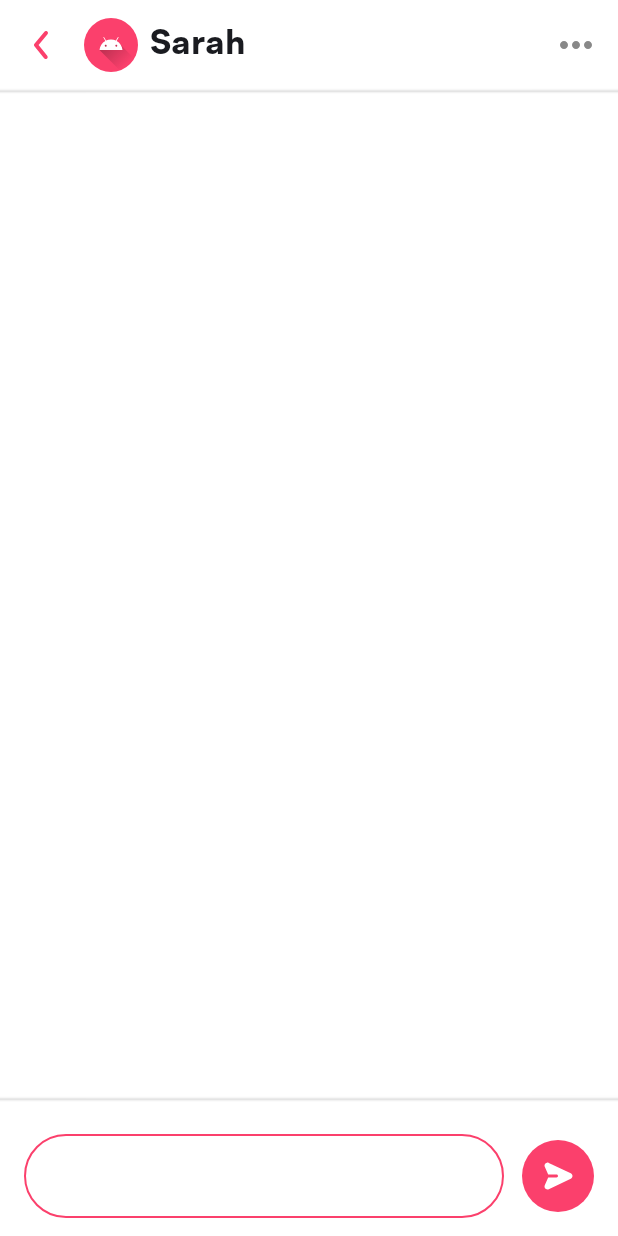
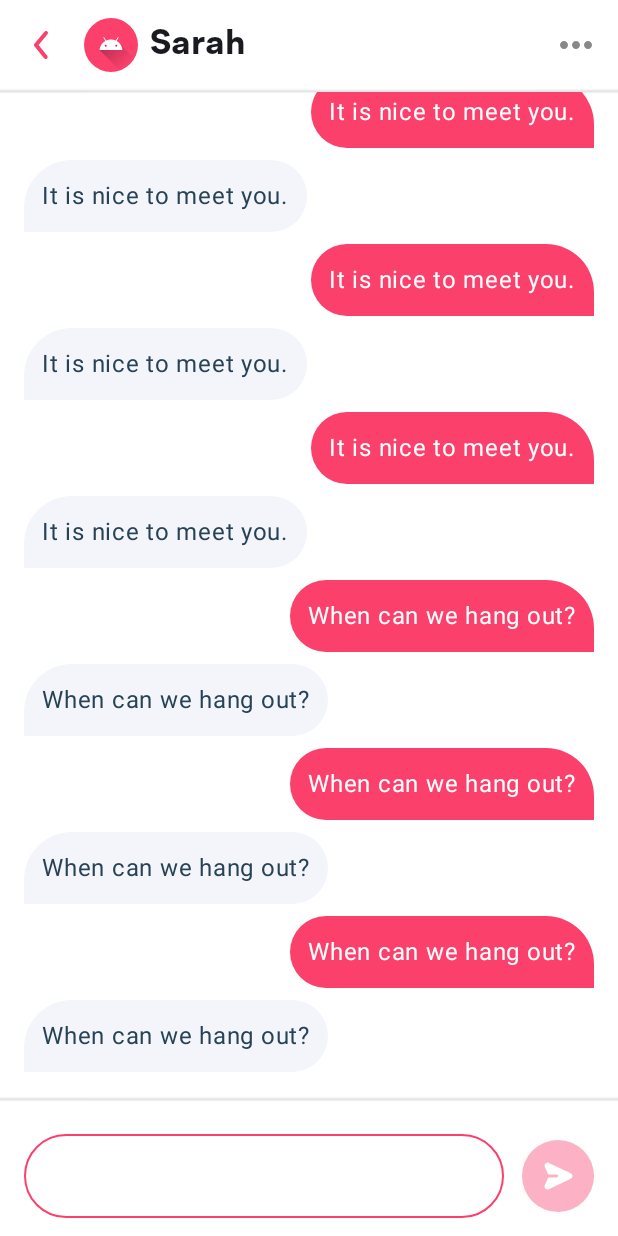
Before and after one commit to mashaallriaz/muzz-android-challenge, an Android app built with Jetpack Compose: the screen it shows after launch (MainActivity), on a phone screen of 412 x 824 dp. Run offline under Robolectric (Android 15) with nearby library versions, the phone set to English and light mode, and no system bars; our stand-ins replace Dagger/Hilt's generated code.

Commit message:
Set up Hilt and implement basic chat functionality

```diff
--- a/app/build.gradle.kts
+++ b/app/build.gradle.kts
@@ -2,6 +2,8 @@ plugins {
     alias(libs.plugins.android.application)
     alias(libs.plugins.kotlin.android)
     alias(libs.plugins.kotlin.compose)
+    alias(libs.plugins.kotlin.android.ksp)
+    alias(libs.plugins.hilt.android)
 }
 
 android {
@@ -44,17 +46,28 @@ android {
 dependencies {
     implementation(libs.androidx.core.ktx)
     implementation(libs.androidx.lifecycle.runtime.ktx)
+
     implementation(libs.androidx.activity.compose)
     implementation(platform(libs.androidx.compose.bom))
     implementation(libs.androidx.compose.ui)
     implementation(libs.androidx.compose.ui.graphics)
     implementation(libs.androidx.compose.ui.tooling.preview)
     implementation(libs.androidx.compose.material3)
+
+    ksp(libs.hilt.compiler)
+    implementation(libs.hilt.android)
+    implementation(libs.hilt.navigation.compose)
+
+    implementation(libs.room.runtime)
+    implementation(libs.room.ktx)
+    ksp(libs.room.compiler)
+
     testImplementation(libs.junit)
     androidTestImplementation(libs.androidx.junit)
     androidTestImplementation(libs.androidx.espresso.core)
     androidTestImplementation(platform(libs.androidx.compose.bom))
     androidTestImplementation(libs.androidx.compose.ui.test.junit4)
+
     debugImplementation(libs.androidx.compose.ui.tooling)
     debugImplementation(libs.androidx.compose.ui.test.manifest)
 }
--- a/app/src/main/AndroidManifest.xml
+++ b/app/src/main/AndroidManifest.xml
@@ -2,6 +2,7 @@
 <manifest xmlns:android="http://schemas.android.com/apk/res/android">
 
     <application
+        android:name=".MuzzAndroidChallengeApplication"
         android:allowBackup="true"
         android:dataExtractionRules="@xml/data_extraction_rules"
         android:fullBackupContent="@xml/backup_rules"
--- /dev/null
+++ b/app/src/main/java/com/muzz/androidchallenge/MuzzAndroidChallengeApplication.kt
@@ -0,0 +1,7 @@
+package com.muzz.androidchallenge
+
+import android.app.Application
+import dagger.hilt.android.HiltAndroidApp
+
+@HiltAndroidApp
+class MuzzAndroidChallengeApplication : Application() {}
--- a/app/src/main/java/com/muzz/androidchallenge/ui/MainActivity.kt
+++ b/app/src/main/java/com/muzz/androidchallenge/ui/MainActivity.kt
@@ -13,7 +13,9 @@ import androidx.compose.ui.Modifier
 import com.muzz.androidchallenge.ui.screens.ChatScreen
 import com.muzz.androidchallenge.ui.theme.MuzzAndroidTheme
 import com.muzz.androidchallenge.ui.theme.MuzzColor
+import dagger.hilt.android.AndroidEntryPoint
 
+@AndroidEntryPoint
 class MainActivity : ComponentActivity() {
     override fun onCreate(savedInstanceState: Bundle?) {
         super.onCreate(savedInstanceState)
--- a/app/src/main/java/com/muzz/androidchallenge/ui/screens/ChatScreen.kt
+++ b/app/src/main/java/com/muzz/androidchallenge/ui/screens/ChatScreen.kt
@@ -1,18 +1,57 @@
 package com.muzz.androidchallenge.ui.screens
 
 import androidx.compose.foundation.layout.Column
+import androidx.compose.foundation.layout.PaddingValues
 import androidx.compose.foundation.layout.fillMaxSize
 import androidx.compose.foundation.lazy.LazyColumn
+import androidx.compose.foundation.lazy.items
+import androidx.compose.foundation.lazy.rememberLazyListState
 import androidx.compose.runtime.Composable
+import androidx.compose.runtime.collectAsState
+import androidx.compose.runtime.getValue
+import androidx.compose.runtime.rememberCoroutineScope
 import androidx.compose.ui.Modifier
+import androidx.hilt.navigation.compose.hiltViewModel
 import com.muzz.androidchallenge.ui.screens.components.ChatInputBar
 import com.muzz.androidchallenge.ui.screens.components.ChatTopAppBar
+import com.muzz.androidchallenge.ui.screens.components.ReceivedChatBubble
+import com.muzz.androidchallenge.ui.screens.components.SentChatBubble
+import com.muzz.androidchallenge.ui.theme.MuzzSpacing
+import kotlinx.coroutines.launch
 
 @Composable
-fun ChatScreen() {
+fun ChatScreen(viewModel: ChatViewModel = hiltViewModel()) {
     Column(modifier = Modifier.fillMaxSize()) {
+        val state by viewModel.uiState.collectAsState()
+        val messagesList = state.messages.asReversed()
+        val messagesListState = rememberLazyListState()
+        val coroutineScope = rememberCoroutineScope()
+
         ChatTopAppBar()
-        LazyColumn(modifier = Modifier.weight(1f)) {}
-        ChatInputBar()
+
+        LazyColumn(
+            modifier = Modifier.weight(1f),
+            state = messagesListState,
+            contentPadding = PaddingValues(vertical = MuzzSpacing.spacing12),
+            reverseLayout = true
+        ) {
+            items(messagesList) { message ->
+                SentChatBubble(message)
+                ReceivedChatBubble(message)
+                SentChatBubble(message)
+                ReceivedChatBubble(message)
+                SentChatBubble(message)
+                ReceivedChatBubble(message)
+            }
+        }
+
+        ChatInputBar(onSendMessage = { message ->
+            viewModel.onSendMessageClick(message)
+            coroutineScope.launch {
+                if (messagesList.isNotEmpty()) {
+                    messagesListState.scrollToItem(0)
+                }
+            }
+        })
     }
 }
--- /dev/null
+++ b/app/src/main/java/com/muzz/androidchallenge/ui/screens/ChatViewModel.kt
@@ -0,0 +1,30 @@
+package com.muzz.androidchallenge.ui.screens
+
+import androidx.lifecycle.ViewModel
+import dagger.hilt.android.lifecycle.HiltViewModel
+import kotlinx.coroutines.flow.MutableStateFlow
+import kotlinx.coroutines.flow.asStateFlow
+import kotlinx.coroutines.flow.update
+import javax.inject.Inject
+
+@HiltViewModel
+class ChatViewModel @Inject constructor() : ViewModel() {
+    private val _state = MutableStateFlow(ChatViewState())
+    val uiState = _state.asStateFlow()
+
+    init {
+        _state.update {
+            it.copy(
+                messages = listOf(
+                    "Hello, how are you?",
+                    "It is nice to meet you.",
+                    "When can we hang out?"
+                )
+            )
+        }
+    }
+
+    fun onSendMessageClick(message: String) {
+        _state.update { it.copy(messages = it.messages + message) }
+    }
+}
--- /dev/null
+++ b/app/src/main/java/com/muzz/androidchallenge/ui/screens/ChatViewState.kt
@@ -0,0 +1,5 @@
+package com.muzz.androidchallenge.ui.screens
+
+data class ChatViewState (
+    val messages: List<String> = listOf()
+)
--- a/app/src/main/java/com/muzz/androidchallenge/ui/screens/components/ChatInputBar.kt
+++ b/app/src/main/java/com/muzz/androidchallenge/ui/screens/components/ChatInputBar.kt
@@ -1,11 +1,13 @@
 package com.muzz.androidchallenge.ui.screens.components
 
 import androidx.compose.foundation.background
+import androidx.compose.foundation.clickable
 import androidx.compose.foundation.layout.Box
 import androidx.compose.foundation.layout.Column
 import androidx.compose.foundation.layout.Row
 import androidx.compose.foundation.layout.Spacer
 import androidx.compose.foundation.layout.fillMaxWidth
+import androidx.compose.foundation.layout.height
 import androidx.compose.foundation.layout.heightIn
 import androidx.compose.foundation.layout.imePadding
 import androidx.compose.foundation.layout.padding
@@ -36,7 +38,7 @@ import com.muzz.androidchallenge.ui.theme.MuzzSpacing
 import com.muzz.androidchallenge.ui.theme.MuzzTypography
 
 @Composable
-fun ChatInputBar() {
+fun ChatInputBar(onSendMessage: (String) -> Unit) {
     var chatInputValue by remember { mutableStateOf(TextFieldValue("")) }
 
     Column(
@@ -45,12 +47,12 @@ fun ChatInputBar() {
             .background(MuzzColor.White)
     ) {
         HorizontalDivider(
-            modifier = Modifier
-                .padding(vertical = MuzzSpacing.spacing12)
-                .shadow(elevation = 1.dp),
+            modifier = Modifier.shadow(elevation = 1.dp),
             thickness = 1.dp,
             color = MuzzColor.Transparent
         )
+
+        Spacer(Modifier.height(MuzzSpacing.spacing12))
 
         Row(
             modifier = Modifier
@@ -84,8 +86,12 @@ fun ChatInputBar() {
                 modifier = Modifier
                     .size(48.dp)
                     .clip(CircleShape)
-                    .background(MuzzColor.PrimaryPink)
-                    .padding(MuzzSpacing.spacing12),
+                    .background(if (chatInputValue.text.isNotBlank()) MuzzColor.PrimaryPink else MuzzColor.SecondaryPink)
+                    .padding(MuzzSpacing.spacing12)
+                    .clickable(enabled = chatInputValue.text.isNotBlank()) {
+                        onSendMessage(chatInputValue.text)
+                        chatInputValue = TextFieldValue("")
+                    },
                 contentAlignment = Alignment.Center
             ) {
                 Icon(
--- /dev/null
+++ b/app/src/main/java/com/muzz/androidchallenge/ui/screens/components/ReceivedChatBubble.kt
@@ -0,0 +1,51 @@
+package com.muzz.androidchallenge.ui.screens.components
+
+import androidx.compose.foundation.background
+import androidx.compose.foundation.layout.Arrangement
+import androidx.compose.foundation.layout.Box
+import androidx.compose.foundation.layout.Row
+import androidx.compose.foundation.layout.fillMaxWidth
+import androidx.compose.foundation.layout.padding
+import androidx.compose.foundation.layout.widthIn
+import androidx.compose.foundation.shape.RoundedCornerShape
+import androidx.compose.material3.Text
+import androidx.compose.runtime.Composable
+import androidx.compose.ui.Modifier
+import androidx.compose.ui.unit.dp
+import com.muzz.androidchallenge.ui.theme.MuzzColor
+import com.muzz.androidchallenge.ui.theme.MuzzSpacing
+import com.muzz.androidchallenge.ui.theme.MuzzTypography
+
+@Composable
+fun ReceivedChatBubble(message: String) {
+    Row(
+        modifier = Modifier
+            .fillMaxWidth()
+            .padding(
+                horizontal = MuzzSpacing.spacing16,
+                vertical = MuzzSpacing.spacing4
+            ),
+        horizontalArrangement = Arrangement.End
+    ) {
+        Box(
+            modifier = Modifier
+                .background(
+                    color = MuzzColor.PrimaryPink,
+                    shape = RoundedCornerShape(
+                        topStart = 48f,
+                        topEnd = 48f,
+                        bottomStart = 48f,
+                        bottomEnd = 0f
+                    )
+                )
+                .padding(MuzzSpacing.spacing12)
+                .widthIn(max = 280.dp)
+        ) {
+            Text(
+                text = message,
+                style = MuzzTypography.bodyLarge,
+                color = MuzzColor.White
+            )
+        }
+    }
+}
--- /dev/null
+++ b/app/src/main/java/com/muzz/androidchallenge/ui/screens/components/SentChatBubble.kt
@@ -0,0 +1,51 @@
+package com.muzz.androidchallenge.ui.screens.components
+
+import androidx.compose.foundation.background
+import androidx.compose.foundation.layout.Arrangement
+import androidx.compose.foundation.layout.Box
+import androidx.compose.foundation.layout.Row
+import androidx.compose.foundation.layout.fillMaxWidth
+import androidx.compose.foundation.layout.padding
+import androidx.compose.foundation.layout.widthIn
+import androidx.compose.foundation.shape.RoundedCornerShape
+import androidx.compose.material3.Text
+import androidx.compose.runtime.Composable
+import androidx.compose.ui.Modifier
+import androidx.compose.ui.unit.dp
+import com.muzz.androidchallenge.ui.theme.MuzzColor
+import com.muzz.androidchallenge.ui.theme.MuzzSpacing
+import com.muzz.androidchallenge.ui.theme.MuzzTypography
+
+@Composable
+fun SentChatBubble(message: String) {
+    Row(
+        modifier = Modifier
+            .fillMaxWidth()
+            .padding(
+                horizontal = MuzzSpacing.spacing16,
+                vertical = MuzzSpacing.spacing4
+            ),
+        horizontalArrangement = Arrangement.Start
+    ) {
+        Box(
+            modifier = Modifier
+                .background(
+                    color = MuzzColor.LightGrey,
+                    shape = RoundedCornerShape(
+                        topStart = 48f,
+                        topEnd = 48f,
+                        bottomStart = 0f,
+                        bottomEnd = 48f
+                    )
+                )
+                .padding(MuzzSpacing.spacing12)
+                .widthIn(max = 280.dp)
+        ) {
+            Text(
+                text = message,
+                style = MuzzTypography.bodyLarge,
+                color = MuzzColor.DarkGrey
+            )
+        }
+    }
+}
--- a/build.gradle.kts
+++ b/build.gradle.kts
@@ -1,6 +1,7 @@
-// Top-level build file where you can add configuration options common to all sub-projects/modules.
 plugins {
     alias(libs.plugins.android.application) apply false
     alias(libs.plugins.kotlin.android) apply false
     alias(libs.plugins.kotlin.compose) apply false
+    alias(libs.plugins.kotlin.android.ksp) apply false
+    alias(libs.plugins.hilt.android) apply false
 }
```
Also changed, not shown: gradle/libs.versions.toml (+25 -4 lines).
